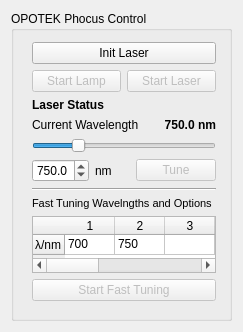
Before: the Qt Designer form Plugins/org.mitk.gui.qt.lasercontrol/src/internal/QmitkLaserControlControls.ui in MITK/MITK, drawn with Qt 5.
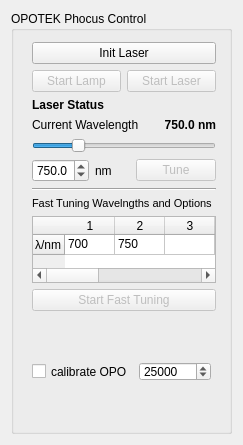
After: the same form once the commit is applied.

Patch:
```diff
--- a/Plugins/org.mitk.gui.qt.lasercontrol/src/internal/QmitkLaserControlControls.ui
+++ b/Plugins/org.mitk.gui.qt.lasercontrol/src/internal/QmitkLaserControlControls.ui
@@ -7,7 +7,7 @@
     <x>0</x>
     <y>0</y>
     <width>243</width>
-    <height>332</height>
+    <height>445</height>
    </rect>
   </property>
   <property name="minimumSize">
@@ -33,7 +33,7 @@
           <x>10</x>
           <y>20</y>
           <width>206</width>
-          <height>281</height>
+          <height>291</height>
          </rect>
         </property>
         <layout class="QVBoxLayout" name="verticalLayout_5">
@@ -295,6 +295,35 @@
          </item>
         </layout>
        </widget>
+       <widget class="QWidget" name="horizontalLayoutWidget">
+        <property name="geometry">
+         <rect>
+          <x>10</x>
+          <y>340</y>
+          <width>201</width>
+          <height>41</height>
+         </rect>
+        </property>
+        <layout class="QHBoxLayout" name="horizontalLayout_2">
+         <item>
+          <widget class="QCheckBox" name="checkBoxCalibration">
+           <property name="text">
+            <string>calibrate OPO</string>
+           </property>
+          </widget>
+         </item>
+         <item>
+          <widget class="QSpinBox" name="spinBoxPosition">
+           <property name="maximum">
+            <number>50000</number>
+           </property>
+           <property name="value">
+            <number>25000</number>
+           </property>
+          </widget>
+         </item>
+        </layout>
+       </widget>
       </widget>
      </item>
     </layout>
```
